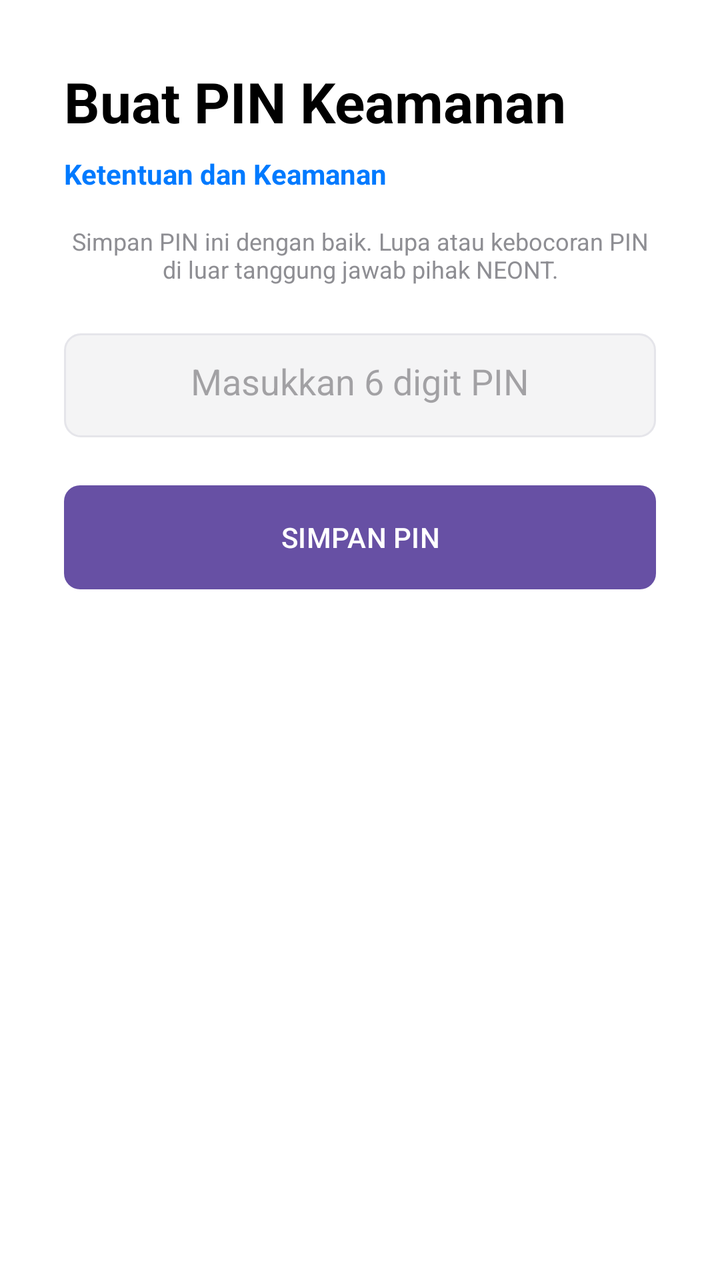
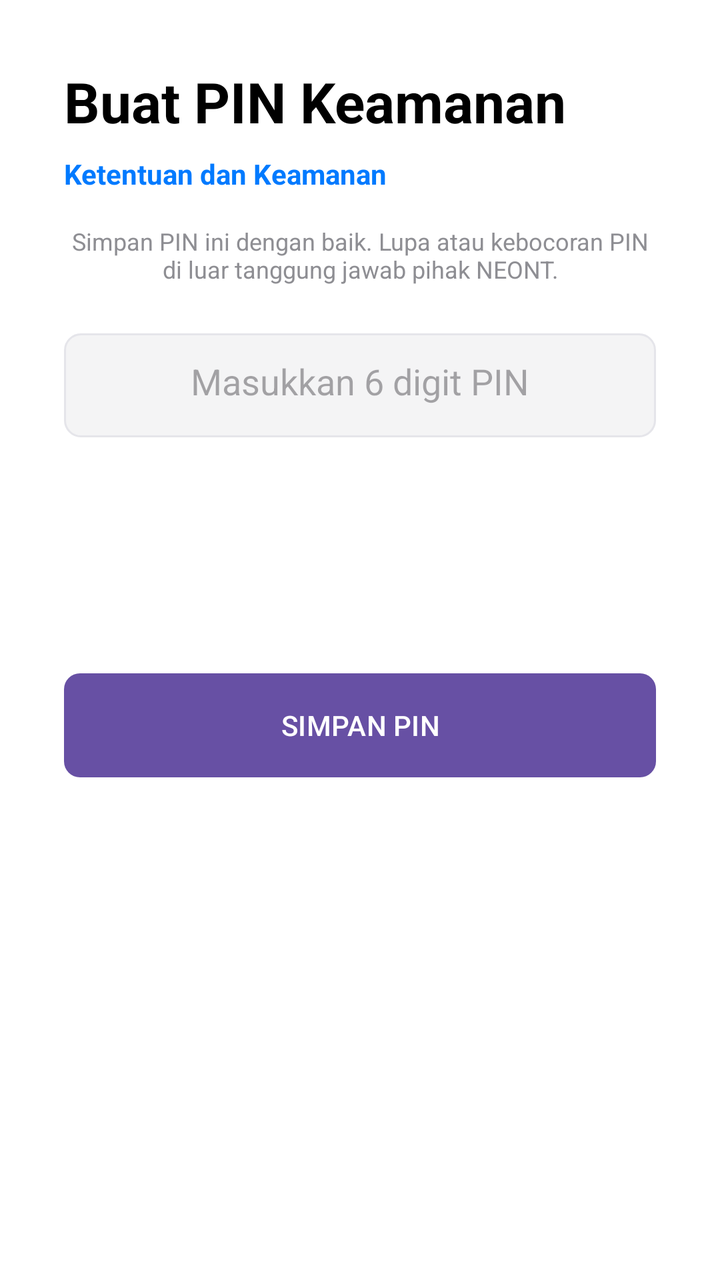

Before-and-after screenshots of an Android layout around one commit, followed by the original layout XML and the change that was made.
<!-- AndroidManifest.xml: application theme Theme.Material3.Light.NoActionBar -->
<!-- res/layout/activity_pin.xml -->
<?xml version="1.0" encoding="utf-8"?>
<androidx.constraintlayout.widget.ConstraintLayout xmlns:android="http://schemas.android.com/apk/res/android"
    xmlns:app="http://schemas.android.com/apk/res-auto"
    android:layout_width="match_parent" android:layout_height="match_parent"
    android:background="@color/tg_bg" android:padding="32dp">

    <TextView android:id="@+id/tvTitle" android:layout_width="wrap_content" android:layout_height="wrap_content"
        android:text="Buat PIN Keamanan" android:textSize="28sp" android:textStyle="bold" android:textColor="@color/tg_text"
        app:layout_constraintTop_toTopOf="parent" app:layout_constraintStart_toStartOf="parent" />

    <TextView android:id="@+id/tvKetentuan" android:layout_width="wrap_content" android:layout_height="wrap_content"
        android:text="Ketentuan dan Keamanan" android:textColor="@color/tg_blue" android:textStyle="bold"
        android:layout_marginTop="8dp" app:layout_constraintTop_toBottomOf="@id/tvTitle" app:layout_constraintStart_toStartOf="parent" />

    <TextView android:id="@+id/tvInfo" android:layout_width="match_parent" android:layout_height="wrap_content"
        android:text="Simpan PIN ini dengan baik. Lupa atau kebocoran PIN di luar tanggung jawab pihak NEONT."
        android:textColor="@color/tg_text_gray" android:textSize="12sp" android:textAlignment="center"
        android:layout_marginTop="16dp" app:layout_constraintTop_toBottomOf="@id/tvKetentuan" />

    <EditText android:id="@+id/etPin" android:layout_width="match_parent" android:layout_height="52dp"
        android:hint="Masukkan 6 digit PIN" android:inputType="number" android:maxLength="6"
        android:background="@drawable/bg_input_telegram" android:padding="16dp" android:textAlignment="center"
        android:textSize="18sp" android:layout_marginTop="24dp" app:layout_constraintTop_toBottomOf="@id/tvInfo" />

    <Button android:id="@+id/btnSavePin" android:layout_width="match_parent" android:layout_height="52dp"
        android:text="SIMPAN PIN" android:background="@drawable/bg_button_telegram" android:textColor="#FFFFFF"
        android:layout_marginTop="24dp" app:layout_constraintTop_toBottomOf="@id/etPin" />
</androidx.constraintlayout.widget.ConstraintLayout>
<!-- resources referenced by this layout -->
<resources>
  <color name="tg_bg">#FFFFFF</color>
  <color name="tg_blue">#007AFF</color>
  <color name="tg_text">#000000</color>
  <color name="tg_text_gray">#8E8E93</color>
  <!-- drawable bg_button_telegram (drawable) -->
  <?xml version="1.0" encoding="utf-8"?>
  <shape xmlns:android="http://schemas.android.com/apk/res/android">
      <solid android:color="@color/tg_blue" />
      <corners android:radius="8dp" />
  </shape>
  <!-- drawable bg_input_telegram (drawable) -->
  <?xml version="1.0" encoding="utf-8"?>
  <shape xmlns:android="http://schemas.android.com/apk/res/android">
      <solid android:color="@color/tg_bg_gray" />
      <stroke android:width="1dp" android:color="#E5E5EA" />
      <corners android:radius="8dp" />
  </shape>
  <color name="tg_bg_gray">#F4F4F5</color>
</resources>

<!-- the commit's change to res/layout/activity_pin.xml (unified diff, before → after) -->
@@ -20,9 +20,13 @@
     <EditText android:id="@+id/etPin" android:layout_width="match_parent" android:layout_height="52dp"
         android:hint="Masukkan 6 digit PIN" android:inputType="number" android:maxLength="6"
         android:background="@drawable/bg_input_telegram" android:padding="16dp" android:textAlignment="center"
-        android:textSize="18sp" android:layout_marginTop="24dp" app:layout_constraintTop_toBottomOf="@id/tvInfo" />
+        android:textSize="18sp" android:layout_marginTop="24dp" app:layout_constraintTop_toBottomOf="@id/tvInfo"
+        android:importantForAutofill="no" android:autofillHints="" />
 
+    
+    <ProgressBar android:id="@+id/spinner" android:layout_width="52dp" android:layout_height="52dp" android:visibility="gone" app:layout_constraintTop_toBottomOf="@id/etPin" app:layout_constraintStart_toStartOf="parent" app:layout_constraintEnd_toEndOf="parent" android:layout_marginTop="24dp"/>
     <Button android:id="@+id/btnSavePin" android:layout_width="match_parent" android:layout_height="52dp"
         android:text="SIMPAN PIN" android:background="@drawable/bg_button_telegram" android:textColor="#FFFFFF"
-        android:layout_marginTop="24dp" app:layout_constraintTop_toBottomOf="@id/etPin" />
+        android:layout_marginTop="24dp" app:layout_constraintTop_toBottomOf="@id/etPin"
+        app:layout_constraintBottom_toBottomOf="parent" app:layout_constraintVertical_bias="0.3" />
 </androidx.constraintlayout.widget.ConstraintLayout>
